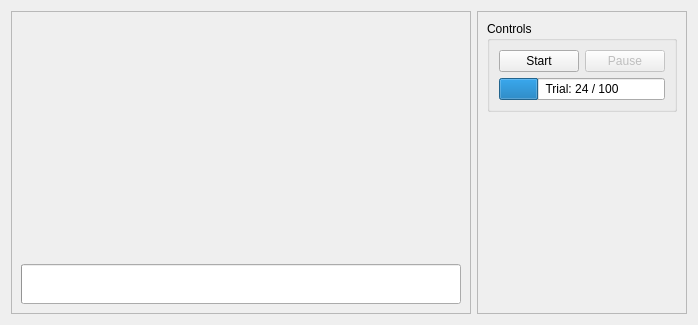
First picture: the form in pygesture/ui/templates/train_widget_template.ui, repository ixjlyons/pygesture, before the edit.
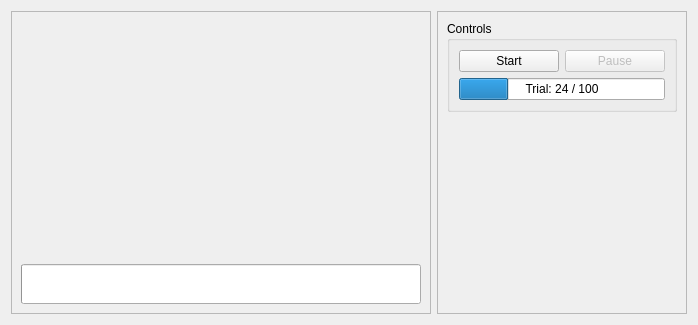
Second picture: the form after the edit. Icons and pictures are not drawn. Custom widgets are drawn as their Qt base class.

The edit to the form file:
```diff
--- a/pygesture/ui/templates/train_widget_template.ui
+++ b/pygesture/ui/templates/train_widget_template.ui
@@ -71,7 +71,7 @@
      </property>
      <property name="minimumSize">
       <size>
-       <width>200</width>
+       <width>250</width>
        <height>0</height>
       </size>
      </property>
```
